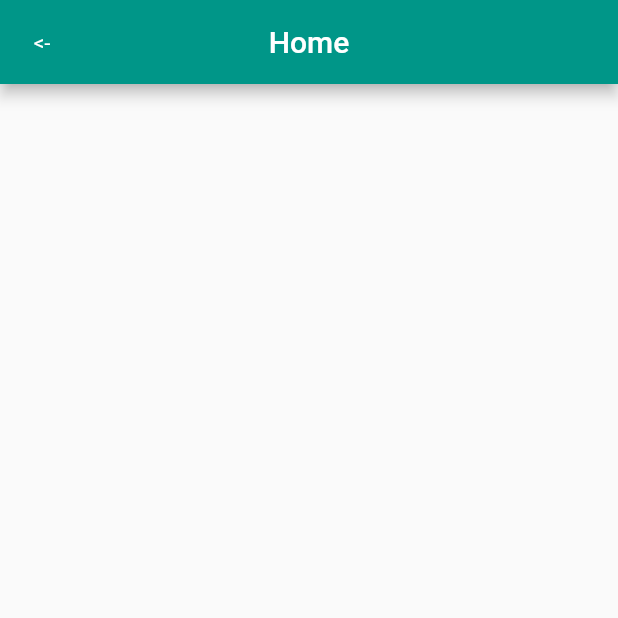
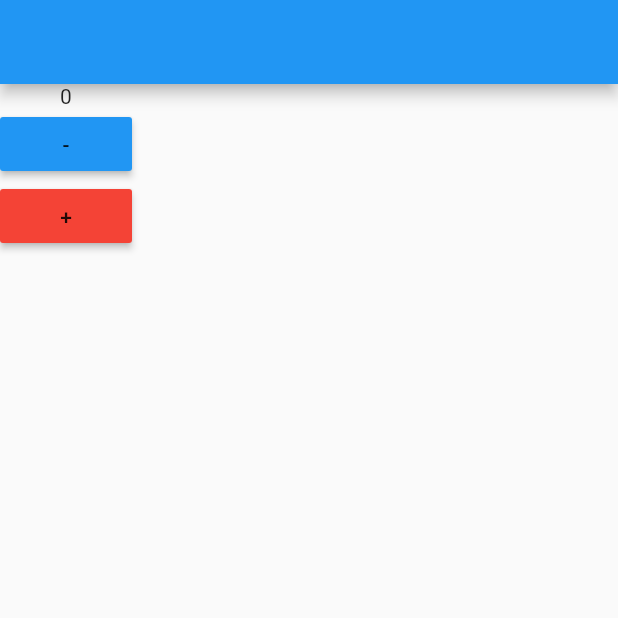
Before and after one commit to imsujan276/flutter_basics, a Flutter app: the Home screen opened directly, on a phone screen of 412 x 824 dp, the top half of it. Run offline on Flutter 3.47's test engine with Material 2 defaults, Android fonts, the phone set to English and light mode, and no system bars.

```diff
--- a/lib/home.dart
+++ b/lib/home.dart
@@ -1,21 +1,46 @@
 import 'package:flutter/material.dart';
 
-class Home extends StatelessWidget {
+class Home extends StatefulWidget {
+  @override
+  _HomeState createState() => _HomeState();
+}
+
+class _HomeState extends State<Home> {
+  int number = 0;
   @override
   Widget build(BuildContext context) {
     return Scaffold(
+      appBar: AppBar(),
+      body: Column(
+        children: <Widget>[
+          /// for integer
+          Text('$number'),
 
-      appBar: AppBar(
-          backgroundColor: Colors.teal,
-          title: Text("Home"),
-          centerTitle: true,
-          leading: IconButton(
+          ///for increment and decrement buttons
+
+          //for decrement button
+          MaterialButton(
+            color: Colors.blue,
+            child: Text('-'),
             onPressed: () {
-              print('back button pressed');
+              setState(() {
+                number--;
+              });
             },
-            icon: Text('<-'),
-          )),
+          ),
 
+          ///for increment button
+          MaterialButton(
+            color: Colors.red,
+            child: Text('+'),
+            onPressed: () {
+              setState(() {
+                number++;
+              });
+            },
+          )
+        ],
+      ),
     );
   }
 }
--- a/lib/main.dart
+++ b/lib/main.dart
@@ -3,5 +3,5 @@ import 'package:firstapp/ui_practice_1.dart';
 import 'package:flutter/material.dart';
 
 void main() {
-  runApp(MaterialApp(debugShowCheckedModeBanner: false, home: ContactUi()));
+  runApp(MaterialApp(debugShowCheckedModeBanner: false, home: Home()));
 }
```
